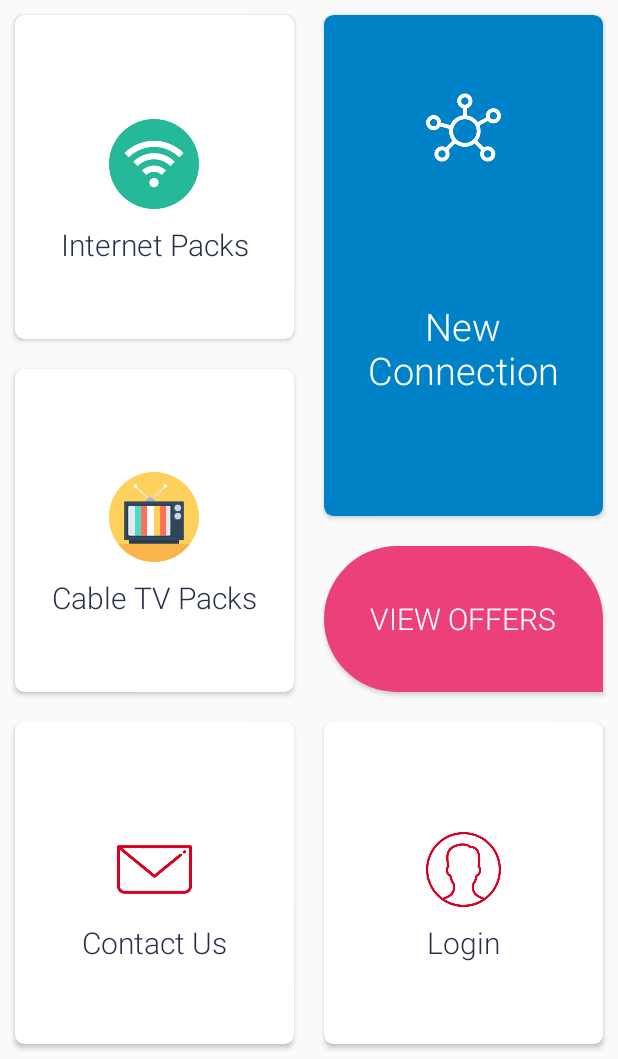
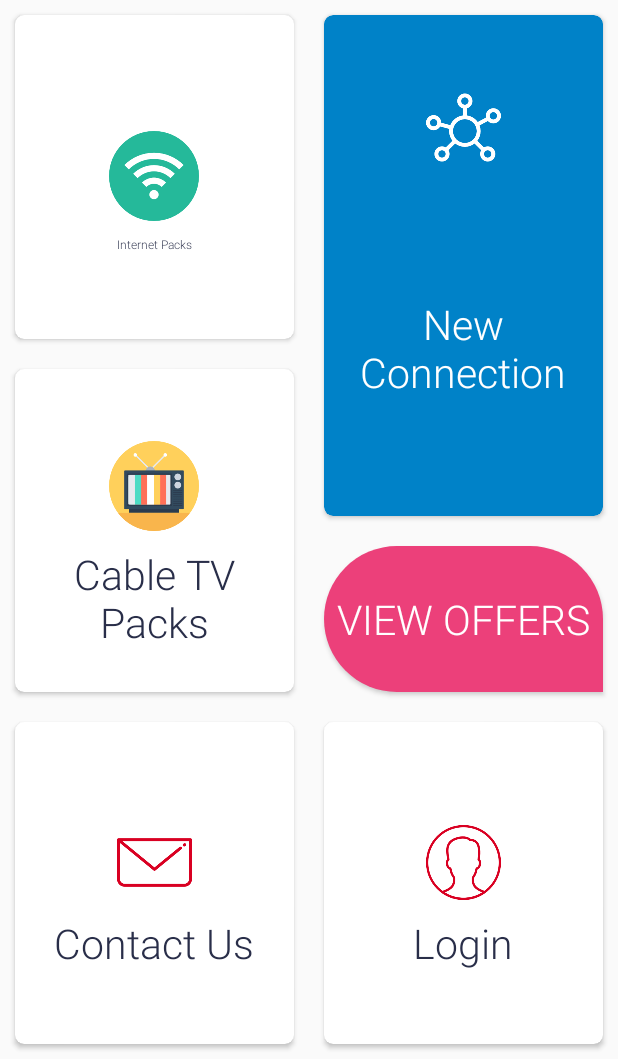
Before and after one commit to Axxxtosh/temp_w, an Android app: the screen it shows after launch (MainActivity), on a phone screen of 412 x 824 dp, the part 177-1236 px from its top. Run offline under Robolectric (Android 15) with nearby library versions, the phone set to English and light mode, and no system bars; libraries missing offline, so code that uses them is left out: com.daimajia.slider, com.facebook.stetho; 1 statement that could not run was skipped.

Commit message:
layout optimization 1.2

```diff
--- a/app/src/main/res/layout/activity_contact_us.xml
+++ b/app/src/main/res/layout/activity_contact_us.xml
@@ -38,7 +38,7 @@
                     android:layout_marginLeft="8dp"
                     android:layout_gravity="center_vertical"
                     android:text="World Vision Cable"
-                    android:textSize="25sp"
+                    android:textSize="@dimen/contact_title"
                     android:textColor="@color/colorPrimaryDark" />
                 </LinearLayout>
 
--- a/app/src/main/res/layout/activity_main_verticle.xml
+++ b/app/src/main/res/layout/activity_main_verticle.xml
@@ -79,7 +79,7 @@
                         <TextView
                             android:layout_width="match_parent"
                             android:layout_height="wrap_content"
-                            android:textSize="20sp"
+                            android:textSize="@dimen/main_internet"
                             android:fontFamily="@font/roboto_light"
                             android:text="Internet Packs"
                             android:textColor="#292E49"
@@ -124,7 +124,7 @@
                             android:layout_width="match_parent"
                             android:layout_height="wrap_content"
                             android:layout_gravity=""
-                            android:textSize="20sp"
+                            android:textSize="@dimen/main_button_text"
                             android:fontFamily="@font/roboto_light"
                             android:text="Cable TV Packs"
                             android:textColor="#292E49"
@@ -171,7 +171,7 @@
                     <TextView
                         android:layout_width="match_parent"
                         android:layout_height="match_parent"
-                        android:textSize="25sp"
+                        android:textSize="@dimen/main_button_text"
                         android:minLines="2"
                         android:padding="10dp"
                         android:fontFamily="@font/roboto_light"
@@ -193,7 +193,7 @@
                 android:padding="4dp"
                 android:fontFamily="@font/roboto_light"
                 android:text="View Offers"
-                android:textSize="20sp"
+                android:textSize="@dimen/main_button_text"
                 android:elevation="4dp"
                 android:textColor="@color/white"
                 android:layout_gravity="center"
@@ -238,7 +238,7 @@
                     <TextView
                         android:layout_width="match_parent"
                         android:layout_height="match_parent"
-                        android:textSize="20sp"
+                        android:textSize="@dimen/main_button_text"
                         android:fontFamily="@font/roboto_light"
                         android:text="Contact Us"
                         android:textColor="#292E49"
@@ -274,7 +274,7 @@
                     <TextView
                         android:layout_width="match_parent"
                         android:layout_height="match_parent"
-                        android:textSize="20sp"
+                        android:textSize="@dimen/main_button_text"
                         android:text="Login"
                         android:fontFamily="@font/roboto_light"
                         android:textColor="#292E49"
--- a/app/src/main/res/layout/paymenthistory_row.xml
+++ b/app/src/main/res/layout/paymenthistory_row.xml
@@ -9,7 +9,7 @@
     <android.support.v7.widget.CardView
         android:id="@+id/card_view"
         android:layout_width="fill_parent"
-        android:layout_height="190dp"
+        android:layout_height="wrap_content"
         android:layout_gravity="center"
         android:layout_margin="5dp"
         card_view:cardCornerRadius="2dp"
@@ -36,7 +36,6 @@
                         android:layout_height="wrap_content"
                         android:text="Package Name"
                         android:textStyle="bold"
-
                         android:layout_margin="5dp"/>
                     <TextView
                         android:id="@+id/package_name"
```
Also changed, not shown: app/src/main/res/layout/fragment_account_statement.xml (+97 -82 lines), app/src/main/res/values/dimens.xml (+8 -6 lines).
